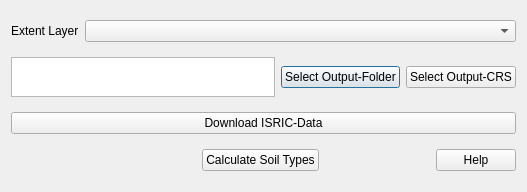
Above: QTalsim/qtalsim_soil.ui from sydroconsult/QTalsim before the change. Below: the same form after it.
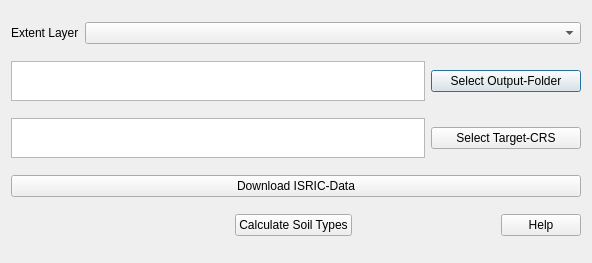
That is the form after the change.

Commit message: Update soil processing - Add and update documentation - Minor bug fixes -- Improved vector layers -- Bounding box can now be raster/vector layer - Update code -- Add logging and catching of errors -- Project output layer to CRS defined by user - WIP -- Add symbology of soil type layers (does not work correctly)

Diff of the .ui file:
```diff
--- a/QTalsim/qtalsim_soil.ui
+++ b/QTalsim/qtalsim_soil.ui
@@ -6,8 +6,8 @@
    <rect>
     <x>0</x>
     <y>0</y>
-    <width>527</width>
-    <height>192</height>
+    <width>592</width>
+    <height>263</height>
    </rect>
   </property>
   <property name="windowTitle">
@@ -47,7 +47,7 @@
        </property>
        <property name="minimumSize">
         <size>
-         <width>0</width>
+         <width>70</width>
          <height>40</height>
         </size>
        </property>
@@ -55,15 +55,53 @@
      </item>
      <item>
       <widget class="QPushButton" name="onOutputFolder">
+       <property name="minimumSize">
+        <size>
+         <width>150</width>
+         <height>0</height>
+        </size>
+       </property>
        <property name="text">
         <string>Select Output-Folder</string>
        </property>
       </widget>
      </item>
+    </layout>
+   </item>
+   <item>
+    <layout class="QHBoxLayout" name="horizontalLayout_4">
+     <item>
+      <widget class="QTextEdit" name="outputCRS">
+       <property name="sizePolicy">
+        <sizepolicy hsizetype="MinimumExpanding" vsizetype="Fixed">
+         <horstretch>0</horstretch>
+         <verstretch>0</verstretch>
+        </sizepolicy>
+       </property>
+       <property name="minimumSize">
+        <size>
+         <width>0</width>
+         <height>40</height>
+        </size>
+       </property>
+      </widget>
+     </item>
      <item>
       <widget class="QPushButton" name="onSelectCRS">
+       <property name="sizePolicy">
+        <sizepolicy hsizetype="Fixed" vsizetype="Fixed">
+         <horstretch>0</horstretch>
+         <verstretch>0</verstretch>
+        </sizepolicy>
+       </property>
+       <property name="minimumSize">
+        <size>
+         <width>150</width>
+         <height>0</height>
+        </size>
+       </property>
        <property name="text">
-        <string>Select Output-CRS</string>
+        <string>Select Target-CRS</string>
        </property>
       </widget>
      </item>
```
Left out of the diff: 6 changed lines with no effect on the pictures. The commit also changes 7 other files.
